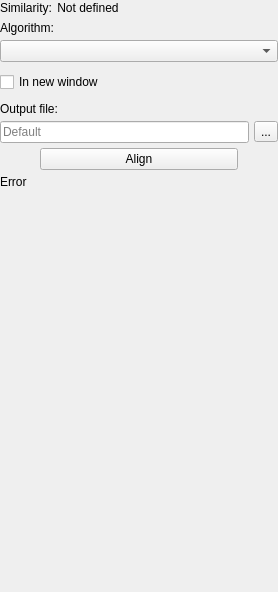
First picture: the form in src/corelibs/U2View/src/ov_msa/ui/PairwiseAlignmentOptionsPanelWidget.ui, repository violethaze74/ugene, before the edit.
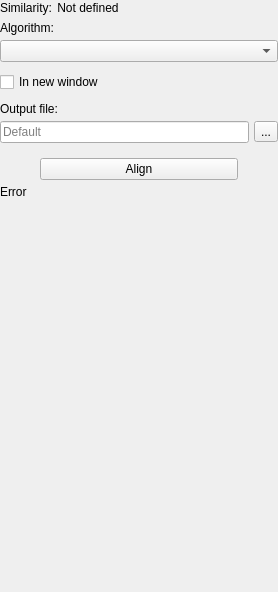
Second picture: the form after the edit.

Commit message: UGENE-4687 "Pairwise alignment" options panel tab doesn't update on undo/redo actions fix

Patch:
```diff
--- a/src/corelibs/U2View/src/ov_msa/ui/PairwiseAlignmentOptionsPanelWidget.ui
+++ b/src/corelibs/U2View/src/ov_msa/ui/PairwiseAlignmentOptionsPanelWidget.ui
@@ -263,6 +263,22 @@
      </layout>
     </widget>
    </item>
+   <item>
+    <spacer name="verticalSpacer">
+     <property name="orientation">
+      <enum>Qt::Vertical</enum>
+     </property>
+     <property name="sizeType">
+      <enum>QSizePolicy::Fixed</enum>
+     </property>
+     <property name="sizeHint" stdset="0">
+      <size>
+       <width>20</width>
+       <height>10</height>
+      </size>
+     </property>
+    </spacer>
+   </item>
    <item>
     <layout class="QHBoxLayout" name="horizontalLayout">
      <item>
@@ -309,8 +325,8 @@
      </property>
      <property name="sizeHint" stdset="0">
       <size>
-       <width>20</width>
-       <height>40</height>
+       <width>17</width>
+       <height>365</height>
       </size>
      </property>
     </spacer>
```
Left out of the diff: 73 changed lines with no effect on the pictures. The commit also changes 2 other files.
